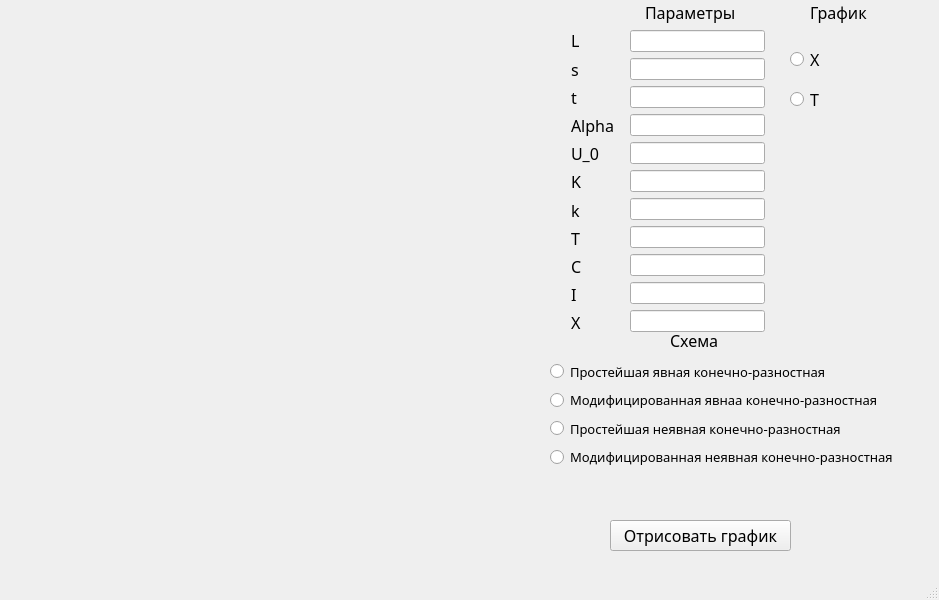
This is Project.ui in adozaraz/TermWork as Qt 5 draws it before an edit. The edited form follows.
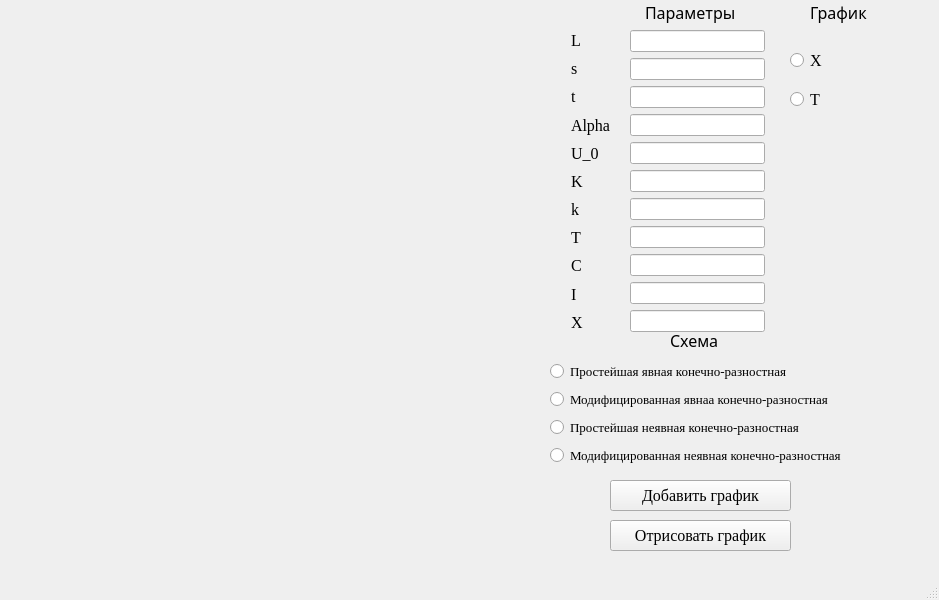
This is the edited form. Custom widgets are drawn as their Qt base class.

Commit message: Возможность добавить несколько графиков

Diff of the .ui file:
```diff
--- a/Project.ui
+++ b/Project.ui
@@ -76,7 +76,7 @@
       <widget class="QRadioButton" name="SimpleApparent">
        <property name="font">
         <font>
-         <family>Montserrat</family>
+         <family>Times New Roman</family>
          <pointsize>10</pointsize>
         </font>
        </property>
@@ -89,7 +89,7 @@
       <widget class="QRadioButton" name="ModifiedApparent">
        <property name="font">
         <font>
-         <family>Montserrat</family>
+         <family>Times New Roman</family>
          <pointsize>10</pointsize>
         </font>
        </property>
@@ -102,7 +102,7 @@
       <widget class="QRadioButton" name="SimpleImplicit">
        <property name="font">
         <font>
-         <family>Montserrat</family>
+         <family>Times New Roman</family>
          <pointsize>10</pointsize>
         </font>
        </property>
@@ -115,7 +115,7 @@
       <widget class="QRadioButton" name="ModifiedImplicit">
        <property name="font">
         <font>
-         <family>Montserrat</family>
+         <family>Times New Roman</family>
          <pointsize>10</pointsize>
         </font>
        </property>
@@ -137,7 +137,7 @@
     </property>
     <property name="font">
      <font>
-      <family>Montserrat</family>
+      <family>Times New Roman</family>
       <pointsize>12</pointsize>
      </font>
     </property>
@@ -159,7 +159,7 @@
       <widget class="QLabel" name="label_2">
        <property name="font">
         <font>
-         <family>Montserrat</family>
+         <family>Times New Roman</family>
          <pointsize>12</pointsize>
         </font>
        </property>
@@ -172,7 +172,7 @@
       <widget class="QLabel" name="label_3">
        <property name="font">
         <font>
-         <family>Montserrat</family>
+         <family>Times New Roman</family>
          <pointsize>12</pointsize>
         </font>
        </property>
@@ -185,7 +185,7 @@
       <widget class="QLabel" name="label_10">
        <property name="font">
         <font>
-         <family>Montserrat</family>
+         <family>Times New Roman</family>
          <pointsize>12</pointsize>
         </font>
        </property>
@@ -198,7 +198,7 @@
       <widget class="QLabel" name="label_5">
        <property name="font">
         <font>
-         <family>Montserrat</family>
+         <family>Times New Roman</family>
          <pointsize>12</pointsize>
         </font>
        </property>
@@ -211,7 +211,7 @@
       <widget class="QLabel" name="label_6">
        <property name="font">
         <font>
-         <family>Montserrat</family>
+         <family>Times New Roman</family>
          <pointsize>12</pointsize>
         </font>
        </property>
@@ -224,7 +224,7 @@
       <widget class="QLabel" name="label_7">
        <property name="font">
         <font>
-         <family>Montserrat</family>
+         <family>Times New Roman</family>
          <pointsize>12</pointsize>
         </font>
        </property>
@@ -237,7 +237,7 @@
       <widget class="QLabel" name="label_12">
        <property name="font">
         <font>
-         <family>Montserrat</family>
+         <family>Times New Roman</family>
          <pointsize>12</pointsize>
         </font>
        </property>
@@ -250,7 +250,7 @@
       <widget class="QLabel" name="label_4">
        <property name="font">
         <font>
-         <family>Montserrat</family>
+         <family>Times New Roman</family>
          <pointsize>12</pointsize>
         </font>
        </property>
@@ -263,7 +263,7 @@
       <widget class="QLabel" name="label_8">
        <property name="font">
         <font>
-         <family>Montserrat</family>
+         <family>Times New Roman</family>
          <pointsize>12</pointsize>
         </font>
        </property>
@@ -276,7 +276,7 @@
       <widget class="QLabel" name="label_11">
        <property name="font">
         <font>
-         <family>Montserrat</family>
+         <family>Times New Roman</family>
          <pointsize>12</pointsize>
         </font>
        </property>
@@ -289,7 +289,7 @@
       <widget class="QLabel" name="label_14">
        <property name="font">
         <font>
-         <family>Montserrat</family>
+         <family>Times New Roman</family>
          <pointsize>12</pointsize>
         </font>
        </property>
@@ -378,7 +378,7 @@
       <widget class="QRadioButton" name="XGraph">
        <property name="font">
         <font>
-         <family>Montserrat</family>
+         <family>Times New Roman</family>
          <pointsize>12</pointsize>
         </font>
        </property>
@@ -391,7 +391,7 @@
       <widget class="QRadioButton" name="TGraph">
        <property name="font">
         <font>
-         <family>Montserrat</family>
+         <family>Times New Roman</family>
          <pointsize>12</pointsize>
         </font>
        </property>
@@ -402,6 +402,25 @@
      </item>
     </layout>
    </widget>
+   <widget class="QPushButton" name="Plotting_2">
+    <property name="geometry">
+     <rect>
+      <x>610</x>
+      <y>480</y>
+      <width>181</width>
+      <height>31</height>
+     </rect>
+    </property>
+    <property name="font">
+     <font>
+      <family>Times New Roman</family>
+      <pointsize>12</pointsize>
+     </font>
+    </property>
+    <property name="text">
+     <string>Добавить график</string>
+    </property>
+   </widget>
   </widget>
   <widget class="QMenuBar" name="menubar">
    <property name="geometry">
```
The commit also changes 3 other files.
